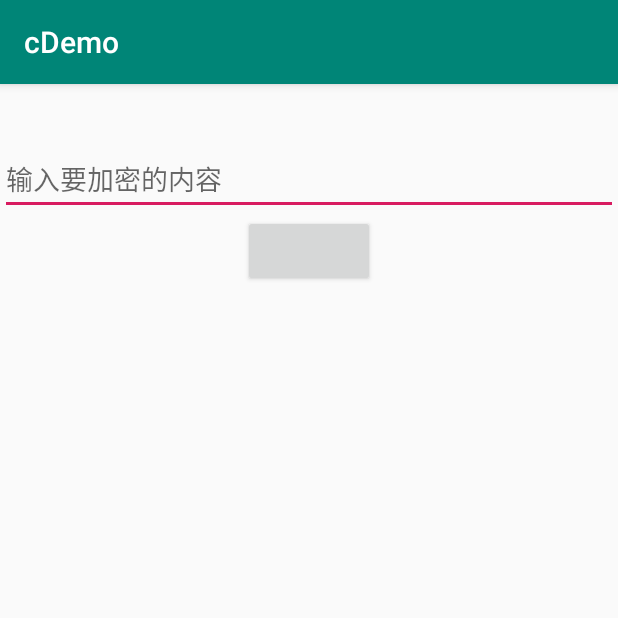
After one commit to OhPeterPan/CTest, an Android app: the DESActivity screen opened directly, with no data from a screen before it, on a phone screen of 412 x 824 dp, the top half of it. The commit adds this screen. Run offline under Robolectric (Android 15) with nearby library versions, the phone set to English and light mode, and no system bars; 1 statement that could not run was skipped.

Commit message:
实现将DES加密所用的key放置到C++代码中，然后返回给java代码使用这个key

```diff
--- a/app/src/main/AndroidManifest.xml
+++ b/app/src/main/AndroidManifest.xml
@@ -20,6 +20,7 @@
         <activity android:name=".ui.HelloActivity" />
         <activity android:name=".ui.ComputeActivity" />
         <activity android:name=".ui.FaceActivity" />
+        <activity android:name=".ui.DESActivity" />
     </application>
 
 </manifest>
--- /dev/null
+++ b/app/src/main/java/com/example/c/ui/DESActivity.java
@@ -0,0 +1,42 @@
+package com.example.c.ui;
+
+import android.os.Bundle;
+import android.support.annotation.Nullable;
+import android.support.v7.app.AppCompatActivity;
+import android.support.v7.widget.AppCompatEditText;
+import android.view.View;
+import android.widget.Button;
+import android.widget.TextView;
+
+import com.example.c.R;
+import com.example.c.bean.EntryUtils;
+
+public class DESActivity extends AppCompatActivity {
+    static {
+        System.loadLibrary("pwd_lib");
+    }
+
+    @Override
+    protected void onCreate(@Nullable Bundle savedInstanceState) {
+        super.onCreate(savedInstanceState);
+        setContentView(R.layout.layout_des);
+
+        initView();
+    }
+
+    private void initView() {
+        final AppCompatEditText editText = findViewById(R.id.des_edit);
+        Button button_des = findViewById(R.id.button_des);
+        final TextView tv_des_result = findViewById(R.id.tv_des_result);
+        TextView tv_des_title = findViewById(R.id.tv_des_title);
+        tv_des_title.setText(EntryUtils.getStringC());
+        button_des.setOnClickListener(new View.OnClickListener() {
+            @Override
+            public void onClick(View v) {
+                String result = editText.getText().toString().trim();
+                String encodeRes = EntryUtils.encode(result);
+                tv_des_result.setText(encodeRes);
+            }
+        });
+    }
+}
--- a/app/src/main/res/layout/activity_main.xml
+++ b/app/src/main/res/layout/activity_main.xml
@@ -27,5 +27,11 @@
         android:layout_width="wrap_content"
         android:layout_height="wrap_content"
         android:text="C++打印笑脸" />
+    <Button
+        android:id="@+id/button4"
+        android:layout_marginTop="6dp"
+        android:layout_width="wrap_content"
+        android:layout_height="wrap_content"
+        android:text="C++DES加密" />
 
 </LinearLayout>
--- /dev/null
+++ b/app/src/main/res/layout/layout_des.xml
@@ -0,0 +1,29 @@
+<?xml version="1.0" encoding="utf-8"?>
+<LinearLayout xmlns:android="http://schemas.android.com/apk/res/android"
+    android:layout_width="match_parent"
+    android:layout_height="match_parent"
+    android:gravity="center_horizontal"
+    android:orientation="vertical"
+    android:paddingTop="20dp">
+
+    <TextView
+        android:id="@+id/tv_des_title"
+        android:layout_width="wrap_content"
+        android:layout_height="wrap_content" />
+
+    <android.support.v7.widget.AppCompatEditText
+        android:id="@+id/des_edit"
+        android:layout_width="match_parent"
+        android:layout_height="wrap_content"
+        android:hint="输入要加密的内容" />
+
+    <Button
+        android:id="@+id/button_des"
+        android:layout_width="wrap_content"
+        android:layout_height="wrap_content" />
+
+    <TextView
+        android:id="@+id/tv_des_result"
+        android:layout_width="wrap_content"
+        android:layout_height="wrap_content" />
+</LinearLayout>
```
Also changed, not shown: app/src/main/cpp/pwd/CMakeLists.txt (added, +24 -0 lines), app/src/main/java/com/example/c/MainActivity.java (+6 -1 lines), app/src/main/java/com/example/c/bean/EntryUtils.java (added, +22 -0 lines), 11 other files.
